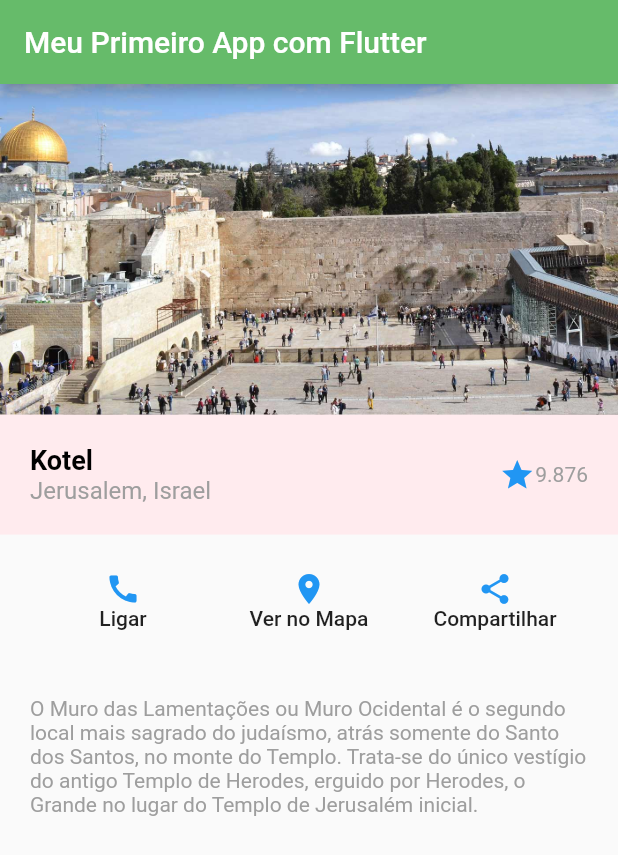
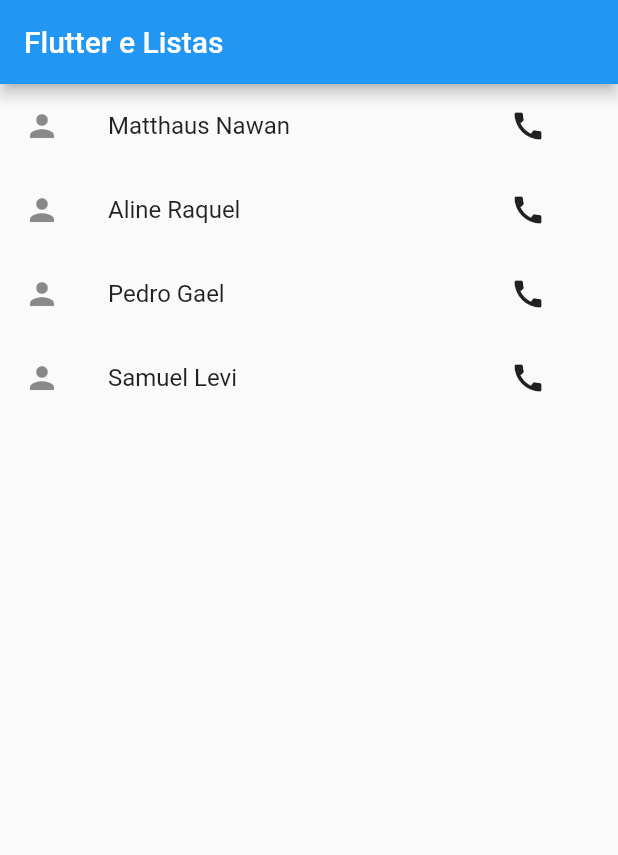
Before and after one commit to MatthausNawan/learn-flutter, a Flutter app: the screen it shows after launch, on a phone screen of 412 x 824 dp. Shown: the top 855 px of the screen. Run offline on Flutter 3.47's test engine with Material 2 defaults, Android fonts, the phone set to English and light mode, and no system bars.

Commit message:
lists flutter

```diff
--- a/lib/main.dart
+++ b/lib/main.dart
@@ -1,108 +1,62 @@
 import "package:flutter/material.dart";
+import 'package:flutter/rendering.dart';
 
 void main() => runApp(MeuApp());
 
 class MeuApp extends StatelessWidget {
-  callAction() {}
-
-  mapAction() {}
-
-  shareAction() {}
+  var contatos = [
+    'Matthaus Nawan',
+    'Aline Raquel',
+    'Pedro Gael',
+    'Samuel Levi'
+  ];
 
   @override
   Widget build(BuildContext context) {
     return MaterialApp(
-        theme: ThemeData(
-            brightness: Brightness.light,
-            primaryColor: Colors.green[400],
-            textTheme: TextTheme(body1: TextStyle(color: Colors.grey)),
-            primaryTextTheme: TextTheme(title: TextStyle(color: Colors.white))),
         home: Scaffold(
-          appBar: AppBar(
-            title: Text('Meu Primeiro App com Flutter'),
-          ),
-          body: Column(
-            children: [
-              Image(
-                image: AssetImage('assets/muro.jpg'),
-              ),
-              Container(
-                color: Colors.red[50],
-                padding: EdgeInsets.all(20),
-                child: Row(
-                  children: [
-                    Expanded(
-                      child: Column(
-                        crossAxisAlignment: CrossAxisAlignment.start,
-                        children: [
-                          Text('Kotel',
-                              style: TextStyle(
-                                  fontSize: 18,
-                                  fontWeight: FontWeight.bold,
-                                  color: Colors.black)),
-                          Text('Jerusalem, Israel',
-                              style:
-                                  TextStyle(fontSize: 16, color: Colors.grey))
-                        ],
-                      ),
-                    ),
-                    Row(
-                      children: [
-                        Icon(Icons.star, color: Colors.blue),
-                        Text('9.876')
-                      ],
-                    )
-                  ],
-                ),
-              ),
-              Container(
-                padding: EdgeInsets.all(20),
-                child: Row(
-                  children: [
-                    Botao(
-                      icon: Icons.call,
-                      text: 'Ligar',
-                      onPress: callAction,
-                    ),
-                    Botao(
-                        icon: Icons.location_on,
-                        text: 'Ver no Mapa',
-                        onPress: mapAction),
-                    Botao(
-                        icon: Icons.share,
-                        text: 'Compartilhar',
-                        onPress: shareAction)
-                  ],
-                ),
-              ),
-              Container(
-                padding: EdgeInsets.all(20),
-                child: Text(
-                  'O Muro das Lamentações ou Muro Ocidental é o segundo local mais sagrado do judaísmo, atrás somente do Santo dos Santos, no monte do Templo. Trata-se do único vestígio do antigo Templo de Herodes, erguido por Herodes, o Grande no lugar do Templo de Jerusalém inicial.',
-                ),
-              )
-            ],
-          ),
-        ));
+            appBar: AppBar(title: Text('Flutter e Listas')),
+            //LISTA DINAMICA
+            body: ListView.builder(
+              itemCount: contatos.length,
+              itemBuilder: (ctx, index) {
+                return ListTile(
+                  title: Text('${contatos[index]}'),
+                  leading: Icon(Icons.person),
+                  trailing: FlatButton(
+                    onPressed: () {},
+                    child: Icon(Icons.call),
+                  ),
+                );
+              },
+            )
+            //GRID VIEW
+            // body: GridView.count(
+            //   crossAxisCount: 2,
+            //   scrollDirection: Axis.vertical,
+            //   children: [
+            //     Container(color: Colors.red, margin: EdgeInsets.all(5)),
+            //     Container(color: Colors.red[100], margin: EdgeInsets.all(5)),
+            //     Container(color: Colors.blue[100], margin: EdgeInsets.all(5)),
+            // Container(color: Colors.blue[100]),
+            // ],
+            // )
+            //LIST VIEW
+            //ListView(scrollDirection: Axis.horizontal, children: [
+            // ListTile(
+            //   title: Text('Mapa'),
+            //   leading: Icon(Icons.map),
+            //   trailing: Icon(Icons.check),
+            // ),
+            // ListTile(
+            //   title: Text('configs'),
+            //   leading: Icon(Icons.settings),
+            //   trailing: Icon(Icons.check),
+            // ),
+            //Container(width: 150, color: Colors.red),
+            //Container(width: 150, color: Colors.blue),
+            //Container(width: 150, color: Colors.green)
+            //]),
+            ));
   }
 }
-
-class Botao extends StatelessWidget {
-  Botao({this.onPress, @required this.icon, @required this.text});
-
-  IconData icon;
-  Function onPress;
-  var text;
-
-  @override
-  Widget build(BuildContext context) {
-    return Expanded(
-      child: FlatButton(
-        onPressed: onPress,
-        child: Column(
-          children: [Icon(icon, color: Colors.blue), Text(text)],
-        ),
-      ),
-    );
-  }
-}
```
